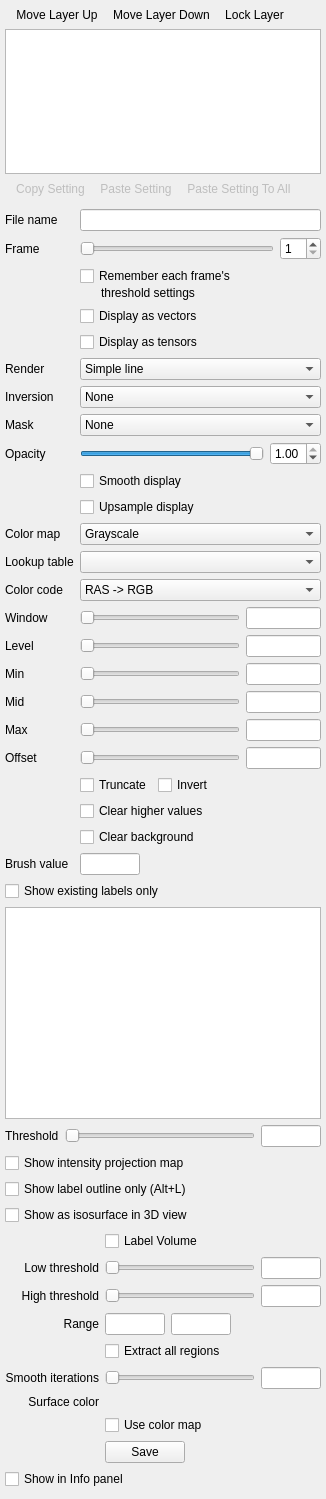
freesurfer/freesurfer, file freeview/PanelVolume.ui: the form before one commit.
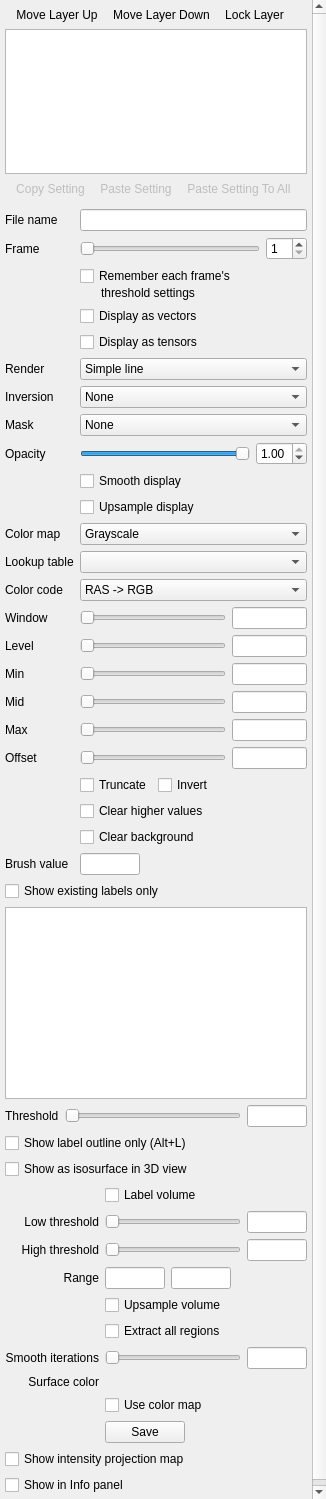
The form after the commit. Icons and pictures are not drawn. Custom widgets are drawn as their Qt base class.

```diff
--- a/freeview/PanelVolume.ui
+++ b/freeview/PanelVolume.ui
@@ -26,9 +26,9 @@
    <property name="geometry">
     <rect>
      <x>0</x>
-     <y>-196</y>
-     <width>308</width>
-     <height>1695</height>
+     <y>-156</y>
+     <width>311</width>
+     <height>1655</height>
     </rect>
    </property>
    <layout class="QVBoxLayout" name="verticalLayout">
@@ -833,13 +833,6 @@
       </item>
      </layout>
     </item>
-    <item>
-     <widget class="QCheckBox" name="checkBoxProjectionMap">
-      <property name="text">
-       <string>Show intensity projection map</string>
-      </property>
-     </widget>
-    </item>
     <item>
      <widget class="QCheckBox" name="checkBoxShowOutline">
       <property name="text">
@@ -859,7 +852,7 @@
     </item>
     <item>
      <layout class="QGridLayout" name="gridLayoutContour" columnstretch="0,0">
-      <item row="1" column="0">
+      <item row="2" column="0">
        <widget class="QLabel" name="labelContourThresholdLow">
         <property name="text">
          <string>Low threshold</string>
@@ -869,14 +862,14 @@
         </property>
        </widget>
       </item>
-      <item row="4" column="1">
+      <item row="6" column="1">
        <widget class="QCheckBox" name="checkBoxContourExtractAll">
         <property name="text">
          <string>Extract all regions</string>
         </property>
        </widget>
       </item>
-      <item row="6" column="0">
+      <item row="8" column="0">
        <widget class="QLabel" name="labelContourColor">
         <property name="text">
          <string>Surface color</string>
@@ -886,17 +879,17 @@
         </property>
        </widget>
       </item>
-      <item row="6" column="1">
+      <item row="8" column="1">
        <widget class="QtColorPicker" name="colorPickerContour" native="true"/>
       </item>
-      <item row="7" column="1">
+      <item row="9" column="1">
        <widget class="QCheckBox" name="checkBoxUseColorMap">
         <property name="text">
          <string>Use color map</string>
         </property>
        </widget>
       </item>
-      <item row="2" column="0">
+      <item row="3" column="0">
        <widget class="QLabel" name="labelContourThresholdHigh">
         <property name="text">
          <string>High threshold</string>
@@ -906,7 +899,7 @@
         </property>
        </widget>
       </item>
-      <item row="2" column="1">
+      <item row="3" column="1">
        <layout class="QHBoxLayout" name="horizontalLayout_13">
         <item>
          <widget class="QSlider" name="sliderContourThresholdHigh">
@@ -936,7 +929,7 @@
         </item>
        </layout>
       </item>
-      <item row="5" column="0">
+      <item row="7" column="0">
        <widget class="QLabel" name="labelSmoothIteration">
         <property name="text">
          <string>Smooth iterations</string>
@@ -946,13 +939,16 @@
         </property>
        </widget>
       </item>
-      <item row="5" column="1">
+      <item row="7" column="1">
        <layout class="QHBoxLayout" name="horizontalLayout_15">
         <item>
          <widget class="QSlider" name="sliderContourSmoothIteration">
           <property name="maximum">
            <number>20</number>
           </property>
+          <property name="pageStep">
+           <number>5</number>
+          </property>
           <property name="orientation">
            <enum>Qt::Horizontal</enum>
           </property>
@@ -976,7 +972,7 @@
         </item>
        </layout>
       </item>
-      <item row="8" column="1">
+      <item row="10" column="1">
        <layout class="QHBoxLayout" name="horizontalLayout_16">
         <item>
          <widget class="QPushButton" name="pushButtonContourSave">
@@ -1000,7 +996,7 @@
         </item>
        </layout>
       </item>
-      <item row="1" column="1">
+      <item row="2" column="1">
        <layout class="QHBoxLayout" name="horizontalLayout_12">
         <item>
          <widget class="QSlider" name="sliderContourThresholdLow">
@@ -1030,14 +1026,14 @@
         </item>
        </layout>
       </item>
-      <item row="0" column="1">
+      <item row="1" column="1">
        <widget class="QCheckBox" name="checkBoxShowLabelContour">
         <property name="text">
-         <string>Label Volume</string>
+         <string>Label volume</string>
         </property>
        </widget>
       </item>
-      <item row="3" column="0">
+      <item row="4" column="0">
        <widget class="QLabel" name="labelContourLabelRange">
         <property name="text">
          <string>Range</string>
@@ -1047,7 +1043,7 @@
         </property>
        </widget>
       </item>
-      <item row="3" column="1">
+      <item row="4" column="1">
        <layout class="QHBoxLayout" name="horizontalLayout_3">
         <item>
          <widget class="QLineEdit" name="lineEditContourLabelRangeLow">
@@ -1096,8 +1092,22 @@
         </item>
        </layout>
       </item>
+      <item row="5" column="1">
+       <widget class="QCheckBox" name="checkBoxUpsampleContour">
+        <property name="text">
+         <string>Upsample volume</string>
+        </property>
+       </widget>
+      </item>
      </layout>
     </item>
+    <item>
+     <widget class="QCheckBox" name="checkBoxProjectionMap">
+      <property name="text">
+       <string>Show intensity projection map</string>
+      </property>
+     </widget>
+    </item>
     <item>
      <widget class="QCheckBox" name="checkBoxShowInfo">
       <property name="text">
```
Left out of the diff: 179 changed lines with no effect on the pictures.
